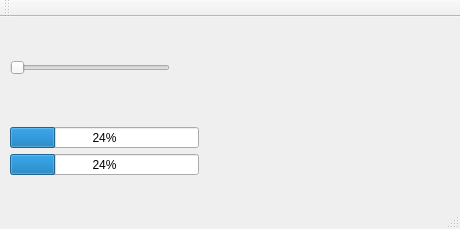
This is SignalSlot/mainwindow.ui in Fran89/CPP as Qt 5 draws it before an edit. The edited form follows.
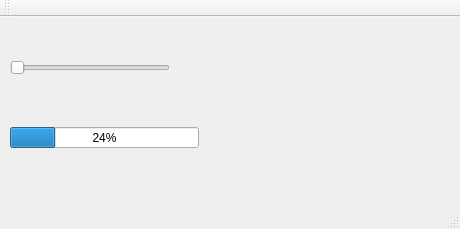
This is the edited form.

Diff of the .ui file:
```diff
--- a/SignalSlot/mainwindow.ui
+++ b/SignalSlot/mainwindow.ui
@@ -27,19 +27,6 @@
      <number>24</number>
     </property>
    </widget>
-   <widget class="QProgressBar" name="progressBar_2">
-    <property name="geometry">
-     <rect>
-      <x>10</x>
-      <y>137</y>
-      <width>189</width>
-      <height>21</height>
-     </rect>
-    </property>
-    <property name="value">
-     <number>24</number>
-    </property>
-   </widget>
    <widget class="QSlider" name="horizontalSlider">
     <property name="geometry">
      <rect>
```
Left out of the diff: 2 changed lines with no effect on the pictures.
